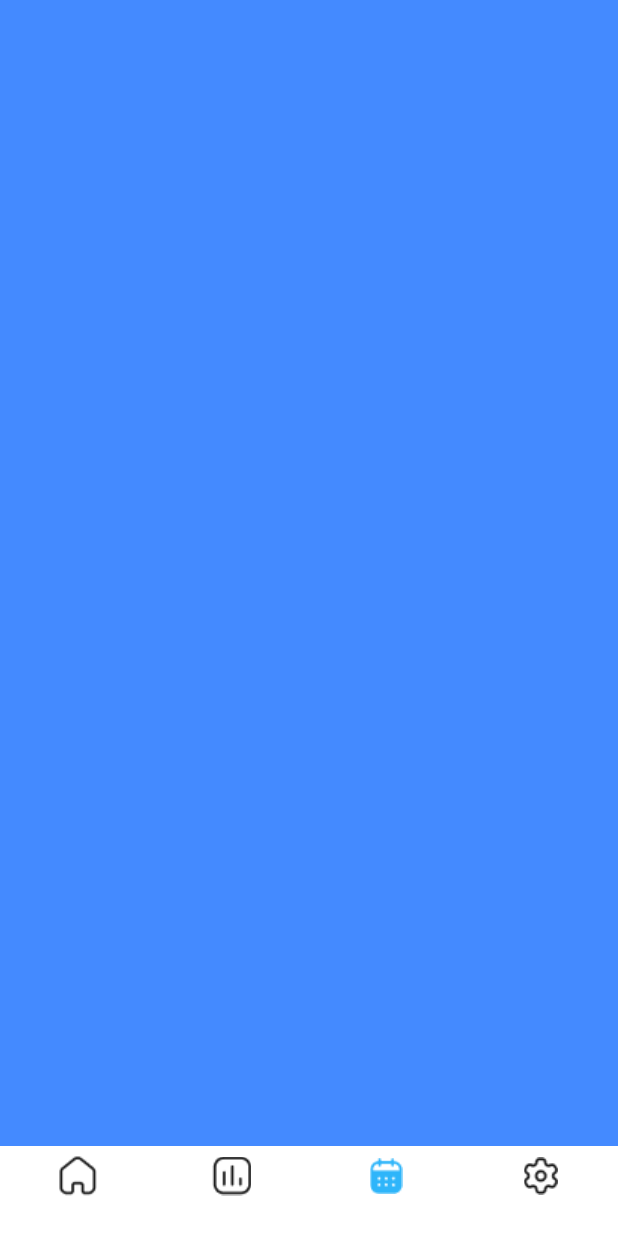
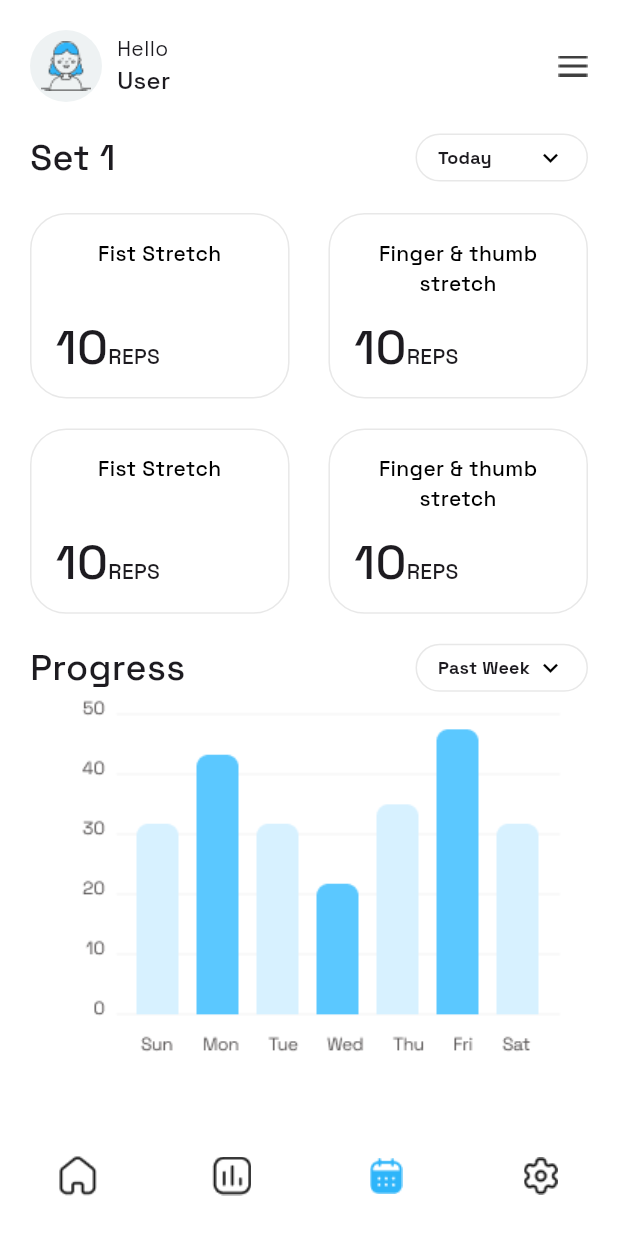
Before and after one commit to trulyPranav/ReHabIT, a Flutter app: the PatientNavbar screen opened directly, item 3 of the bottom bar chosen, on a phone screen of 412 x 824 dp. Run offline on Flutter 3.47's test engine with Material 3 defaults, Android fonts, the phone set to English and light mode, and no system bars; drawn by our look-alikes of dropdown_button2; our stand-ins replace firebase_auth, firebase_core, fl_chart, get, google_fonts, google_sign_in and 2 more; accounts and stored records are empty.

Commit message:
PATIENT DONE!!!

```diff
--- a/lib/UI/Screens/Login Screen/login_screen.dart
+++ b/lib/UI/Screens/Login Screen/login_screen.dart
@@ -58,7 +58,7 @@ class _LoginScreenState extends State<LoginScreen> {
                     Navigator.pushReplacement(
                       context,
                       MaterialPageRoute(
-                        builder: (context) => PatientNavbar(userName: "Rizgan"),
+                        builder: (context) => PatientNavbar(userName: "User"),
                       ),
                     );
                     Navigator.push(
@@ -71,7 +71,7 @@ class _LoginScreenState extends State<LoginScreen> {
                     Navigator.pushReplacement(
                       context,
                       MaterialPageRoute(
-                        builder: (context) => PhysioNavbar(userName: "Rizgan"),
+                        builder: (context) => PhysioNavbar(userName: "User"),
                       ),
                     );
                     Navigator.push(
--- /dev/null
+++ b/lib/UI/Screens/Patient Views/Patient Detailed Screen/Widgets/Sub-Widgets/custom_chart.dart
@@ -0,0 +1,102 @@
+import 'package:fl_chart/fl_chart.dart';
+import 'package:flutter/material.dart';
+import 'package:rehabit/UI/Constants/constants.dart';
+
+// Future Screen: Not needed now, kore pani ind
+
+class CustomChart extends StatelessWidget {
+  const CustomChart({super.key});
+
+  @override
+  Widget build(BuildContext context) {
+    double height = MediaQuery.of(context).size.height;
+    double widget = MediaQuery.of(context).size.width;
+    return Container(
+      height: height * 0.29,
+      width: widget * 0.9,
+      decoration: BoxDecoration(
+        color: primaryBackground
+      ),
+      child: BarChart(
+        BarChartData(
+          maxY: 50,
+          minY: 0,
+          alignment: BarChartAlignment.spaceEvenly,
+titlesData: FlTitlesData(
+  rightTitles: AxisTitles(sideTitles: SideTitles(showTitles: false)),
+  topTitles: AxisTitles(sideTitles: SideTitles(showTitles: false)),
+  bottomTitles: AxisTitles(
+    sideTitles: SideTitles(
+      reservedSize: 32,  // Adjust the size to fit the text better
+      showTitles: true,
+      getTitlesWidget: (value, meta) {
+        // This will display labels for Monday to Sunday
+        const weekDays = [
+          'Mon', 'Tue', 'Wed', 'Thu', 'Fri', 'Sat', 'Sun'
+        ];
+
+        // Map the value (x-axis) to the correct day
+        int index = value.toInt();
+        if (index >= 0 && index < weekDays.length) {
+          return Text(
+            weekDays[index],  // Use the index to map to the days of the week
+            style: TextStyle(
+              fontSize: 10,  // Adjust the font size if necessary
+              color: Colors.black,
+            ),
+          );
+        }
+        return Container(); // Return an empty container if the value is out of bounds
+      },
+    ),
+  ),
+),
+          barGroups: [
+            BarChartGroupData(
+              x: 0,
+              barRods: [
+                BarChartRodData(toY: 10)
+              ]
+            ),
+            BarChartGroupData(
+              x: 0,
+              barRods: [
+                BarChartRodData(toY: 10)
+              ]
+            ),
+            BarChartGroupData(
+              x: 0,
+              barRods: [
+                BarChartRodData(toY: 10)
+              ]
+            ),
+            BarChartGroupData(
+              x: 0,
+              barRods: [
+                BarChartRodData(toY: 10)
+              ]
+            ),
+            BarChartGroupData(
+              x: 0,
+              barRods: [
+                BarChartRodData(toY: 10)
+              ]
+            ),
+            BarChartGroupData(
+              x: 0,
+              barRods: [
+                BarChartRodData(toY: 10)
+              ]
+            ),
+            BarChartGroupData(
+              x: 0,
+              barRods: [
+                BarChartRodData(toY: 10)
+              ]
+            ),
+          ]
+        )
+      ),
+    );
+  }
+}
--- /dev/null
+++ b/lib/UI/Screens/Patient Views/Patient Detailed Screen/Widgets/Sub-Widgets/custom_drop_down.dart
@@ -0,0 +1,85 @@
+import 'package:dropdown_button2/dropdown_button2.dart';
+import 'package:flutter/material.dart';
+import 'package:google_fonts/google_fonts.dart';
+import 'package:rehabit/UI/Constants/constants.dart';
+
+class CustomDropDown extends StatefulWidget {
+  final List<String> timeFrame;
+  final String? valueToBeSelected;
+  const CustomDropDown({super.key, required this.timeFrame, required this.valueToBeSelected});
+
+  @override
+  State<CustomDropDown> createState() => _CustomDropDownState();
+}
+
+class _CustomDropDownState extends State<CustomDropDown> {
+  late String? selectedValue = widget.valueToBeSelected;
+  @override
+  Widget build(BuildContext context) {
+    return DropdownButtonHideUnderline(
+      child: DropdownButton2(
+        isExpanded: true,
+        hint: Text(
+          selectedValue.toString(),
+          style: GoogleFonts.spaceGrotesk(
+            fontWeight: FontWeight.w700,
+            fontSize: 12,
+            color: textBlack,
+          ),
+        ),
+        items: widget.timeFrame
+          .map((String frame) => DropdownMenuItem<String>(
+            value: frame,
+            child: Text(
+              frame,
+              style: GoogleFonts.spaceGrotesk(
+                fontWeight: FontWeight.w700,
+                fontSize: 12
+              ),
+            )
+            )).toList(),
+        value: selectedValue,
+          onChanged: (value) {
+            setState(() {
+              selectedValue = value;
+            });
+          },
+        buttonStyleData: ButtonStyleData(
+          height: 32,
+          width: 115,
+          padding: const EdgeInsets.only(left: 14, right: 14),
+          decoration: BoxDecoration(
+            borderRadius: BorderRadius.circular(24),
+            border: Border.all(
+              color: Color(0xFfE8E8E8),
+            ),
+            color: primaryBackground,
+          ),
+          elevation: 0,
+        ),
+        iconStyleData: IconStyleData(
+          icon: Icon(
+            Icons.keyboard_arrow_down_sharp,
+          ),
+          iconSize: 20,
+          iconEnabledColor: textBlack,
+          iconDisabledColor: textBlack,
+        ),
+        dropdownStyleData: DropdownStyleData(
+          maxHeight: 200,
+          width: 120,
+          decoration: BoxDecoration(
+            borderRadius: BorderRadius.circular(14),
+            border: Border.all(color: Color(0xFfE8E8E8)),
+            color: primaryBackground,
+          ),
+          offset: const Offset(-5, 0),
+        ),
+        menuItemStyleData: const MenuItemStyleData(
+          height: 40,
+          padding: EdgeInsets.only(left: 14, right: 14),
+        ),
+      )
+    );
+  }
+}
--- /dev/null
+++ b/lib/UI/Screens/Patient Views/Patient Detailed Screen/Widgets/Sub-Widgets/exercise_viewer.dart
@@ -0,0 +1,39 @@
+import 'package:flutter/material.dart';
+import 'package:google_fonts/google_fonts.dart';
+import 'package:rehabit/UI/Constants/constants.dart';
+
+class ExerciseViewer extends StatelessWidget {
+  final String exercise;
+  const ExerciseViewer({super.key, required this.exercise});
+
+  @override
+  Widget build(BuildContext context) {
+    double height = MediaQuery.of(context).size.height;
+    double width = MediaQuery.of(context).size.width;
+    return Container(
+      height: height * 0.15,
+      width: width * 0.42,
+      padding: EdgeInsets.fromLTRB(16, 16, 16, 10),
+      decoration: BoxDecoration(
+        color: primaryBackground,
+        borderRadius: BorderRadius.circular(24),
+        border: Border.all(color: Color(0xFFE8E8E8), width: 1)
+      ),
+      child: Column(
+        mainAxisAlignment: MainAxisAlignment.spaceBetween,
+        crossAxisAlignment: CrossAxisAlignment.start,
+        children: [
+          Center(child: Text(exercise, style: GoogleFonts.spaceGrotesk(fontWeight: FontWeight.w500, fontSize: 14, color: textBlack), textAlign: TextAlign.center,)),
+          Row(
+            textBaseline: TextBaseline.alphabetic,
+            crossAxisAlignment: CrossAxisAlignment.baseline,
+            children: [
+              Text("10", style: GoogleFonts.spaceGrotesk(fontWeight: FontWeight.w500, fontSize: 32)),
+              Text("REPS", style: GoogleFonts.spaceGrotesk(fontWeight: FontWeight.w500, fontSize: 14))
+            ],
+          )
+        ],
+      ),
+    );
+  }
+}
--- /dev/null
+++ b/lib/UI/Screens/Patient Views/Patient Detailed Screen/Widgets/header.dart
@@ -0,0 +1,52 @@
+import 'package:flutter/material.dart';
+import 'package:google_fonts/google_fonts.dart';
+import 'package:rehabit/UI/Constants/constants.dart';
+
+class Header extends StatelessWidget {
+  const Header({
+    super.key,
+    required this.userName,
+  });
+
+  final String userName;
+
+  @override
+  Widget build(BuildContext context) {
+    return Row(
+      mainAxisAlignment: MainAxisAlignment.spaceBetween,
+      children: [
+        Row(
+          spacing: 10,
+          children: [
+            CircleAvatar(
+              backgroundColor: Color(0xFFEEF2F3),
+              maxRadius: 48/2,
+              minRadius: 48/2,
+              child: Image.asset("assets/avatar.png"),
+            ),
+            Column(
+              crossAxisAlignment: CrossAxisAlignment.start,
+              children: [
+                Text(
+                  "Hello",
+                  style: GoogleFonts.spaceGrotesk(
+                    fontWeight: FontWeight.w400,
+                    fontSize: 14
+                  ),
+                ),
+                Text(
+                  userName,
+                  style: GoogleFonts.spaceGrotesk(
+                    fontWeight: FontWeight.w500,
+                    fontSize: 16
+                  ),
+                ),
+              ],
+            ),
+          ],
+        ),
+        Image.asset("assets/iconMore.png", color: textBlack)
+      ],
+    );
+  }
+}
--- /dev/null
+++ b/lib/UI/Screens/Patient Views/Patient Detailed Screen/Widgets/progress_display.dart
@@ -0,0 +1,27 @@
+import 'package:flutter/material.dart';
+import 'package:google_fonts/google_fonts.dart';
+import 'package:rehabit/UI/Screens/Patient%20Views/Patient%20Detailed%20Screen/Widgets/Sub-Widgets/custom_drop_down.dart';
+
+class ProgressDisplay extends StatelessWidget {
+  const ProgressDisplay({super.key});
+
+  @override
+  Widget build(BuildContext context) {
+    List<String> weekFrame = [
+      "This Week",
+      "Past Week"
+    ];
+    return Column(
+      children: [
+        Row(
+          mainAxisAlignment: MainAxisAlignment.spaceBetween,
+          children: [
+            Text("Progress", style: GoogleFonts.spaceGrotesk(fontWeight: FontWeight.w500, fontSize: 24)),
+            CustomDropDown(timeFrame: weekFrame, valueToBeSelected: "Past Week",),
+          ],
+        ),
+        Image.asset("assets/chart.png",fit: BoxFit.cover)
+      ],
+    );
+  }
+}
--- /dev/null
+++ b/lib/UI/Screens/Patient Views/Patient Detailed Screen/Widgets/sets_display.dart
@@ -0,0 +1,44 @@
+import 'package:flutter/material.dart';
+import 'package:google_fonts/google_fonts.dart';
+import 'package:rehabit/UI/Screens/Patient%20Views/Patient%20Detailed%20Screen/Widgets/Sub-Widgets/custom_drop_down.dart';
+import 'package:rehabit/UI/Screens/Patient%20Views/Patient%20Detailed%20Screen/Widgets/Sub-Widgets/exercise_viewer.dart';
+
+class SetsDisplay extends StatelessWidget {
+  const SetsDisplay({super.key});
+
+  @override
+  Widget build(BuildContext context) {
+    List<String> dateFrame = [
+      "Yesterday",
+      "Today",
+      "Tomorrow"
+    ];
+    return Column(
+      children: [
+        Row(
+          mainAxisAlignment: MainAxisAlignment.spaceBetween,
+          children: [
+            Text("Set 1", style: GoogleFonts.spaceGrotesk(fontWeight: FontWeight.w500, fontSize: 24)),
+            CustomDropDown(timeFrame: dateFrame, valueToBeSelected: "Today"),
+          ],
+        ),
+        SizedBox(height: 20),
+        Row(
+          mainAxisAlignment: MainAxisAlignment.spaceBetween,
+          children: [
+            ExerciseViewer(exercise: "Fist Stretch"),
+            ExerciseViewer(exercise: "Finger & thumb\nstretch")
+          ],
+        ),
+        SizedBox(height: 20),
+        Row(
+          mainAxisAlignment: MainAxisAlignment.spaceBetween,
+          children: [
+            ExerciseViewer(exercise: "Fist Stretch"),
+            ExerciseViewer(exercise: "Finger & thumb\nstretch")
+          ],
+        ),
+      ],
+    );
+  }
+}
--- /dev/null
+++ b/lib/UI/Screens/Patient Views/Patient Detailed Screen/patient_detailed_screen.dart
@@ -0,0 +1,31 @@
+import 'package:flutter/material.dart';
+import 'package:rehabit/UI/Constants/constants.dart';
+import 'package:rehabit/UI/Screens/Patient%20Views/Patient%20Detailed%20Screen/Widgets/header.dart';
+import 'package:rehabit/UI/Screens/Patient%20Views/Patient%20Detailed%20Screen/Widgets/progress_display.dart';
+import 'package:rehabit/UI/Screens/Patient%20Views/Patient%20Detailed%20Screen/Widgets/sets_display.dart';
+
+class PatientDetailedScreen extends StatelessWidget {
+  final String userName;
+  const PatientDetailedScreen({required this.userName, super.key});
+
+  @override
+  Widget build(BuildContext context) {
+    return Scaffold(
+      backgroundColor: primaryBackground,
+      body: SafeArea(
+        child: Padding(
+          padding: const EdgeInsets.all(20.0),
+          child: Column(
+            children: [
+              Header(userName: userName),
+              SizedBox(height: 20),
+              SetsDisplay(),
+              SizedBox(height: 19),
+              ProgressDisplay()
+            ],
+          ),
+        ),
+      ),
+    );
+  }
+}
--- a/lib/UI/Screens/Patient Views/patient_navbar.dart
+++ b/lib/UI/Screens/Patient Views/patient_navbar.dart
@@ -2,6 +2,7 @@ import 'package:flutter/material.dart';
 import 'package:get/get.dart';
 import 'package:rehabit/UI/Constants/constants.dart';
 import 'package:rehabit/UI/Screens/Patient%20Views/Home%20Screen/patient_home_screen.dart';
+import 'package:rehabit/UI/Screens/Patient%20Views/Patient%20Detailed%20Screen/patient_detailed_screen.dart';
 
 class PatientNavbar extends StatelessWidget {
   final String userName;
@@ -9,7 +10,7 @@ class PatientNavbar extends StatelessWidget {
 
   @override
   Widget build(BuildContext context) {
-    final controller = Get.put(PatientNavController(userName));
+    final controller = Get.put(PatientNavController(userName: userName));
     return Scaffold(
       bottomNavigationBar: Obx(
         () => NavigationBar(
@@ -47,13 +48,13 @@ class PatientNavbar extends StatelessWidget {
 }
 
 class PatientNavController extends GetxController {
-  late final String userName;
-  PatientNavController(this.userName);
+  final String userName;
+    PatientNavController({required this.userName});
   final Rx<int> selectedIndex = 0.obs;
   List<Widget> get screens => [
     PatientHomeScreen(name: userName),
-    Container(color: Colors.amberAccent),
-    Container(color: Colors.blueAccent),
-    Container(color: Colors.redAccent)
+    Container(color: primaryBackground),
+    PatientDetailedScreen(userName: userName),
+    Container(color: primaryBackground)
   ];
 }
--- a/lib/UI/Screens/Physiotherapist Views/physio_navbar.dart
+++ b/lib/UI/Screens/Physiotherapist Views/physio_navbar.dart
@@ -9,7 +9,7 @@ class PhysioNavbar extends StatelessWidget {
 
   @override
   Widget build(BuildContext context) {
-    final controller = Get.put(PhysioNavController(userName));
+    final controller = Get.put(PhysioNavController(userName: userName));
     return Scaffold(
       bottomNavigationBar: Obx(
         () => NavigationBar(
@@ -47,13 +47,13 @@ class PhysioNavbar extends StatelessWidget {
 }
 
 class PhysioNavController extends GetxController {
-  late final String userName;
-  PhysioNavController(this.userName);
+  final String userName;
+  PhysioNavController({required this.userName});
   final Rx<int> selectedIndex = 0.obs;
   List<Widget> get screens => [
     PhysiotherapistHomeScreen(name: userName),
-    Container(color: Colors.amberAccent),
-    Container(color: Colors.blueAccent),
-    Container(color: Colors.redAccent)
+    Container(color: primaryBackground),
+    Container(color: primaryBackground),
+    Container(color: primaryBackground)
   ];
 }
--- a/pubspec.yaml
+++ b/pubspec.yaml
@@ -42,6 +42,8 @@ dependencies:
   get: ^4.7.2
   smooth_page_indicator: ^1.2.1
   provider: ^6.1.2
+  dropdown_button2: ^2.3.9
+  fl_chart: ^0.70.2
 
 dev_dependencies:
   flutter_test:
```
Also changed, not shown: assets/avatar.png (added), assets/chart.png (added), assets/iconMore.png (added), lib/UI/Screens/Patient Views/Exercising Screen/exercising_screen.dart (deleted), pubspec.lock.
